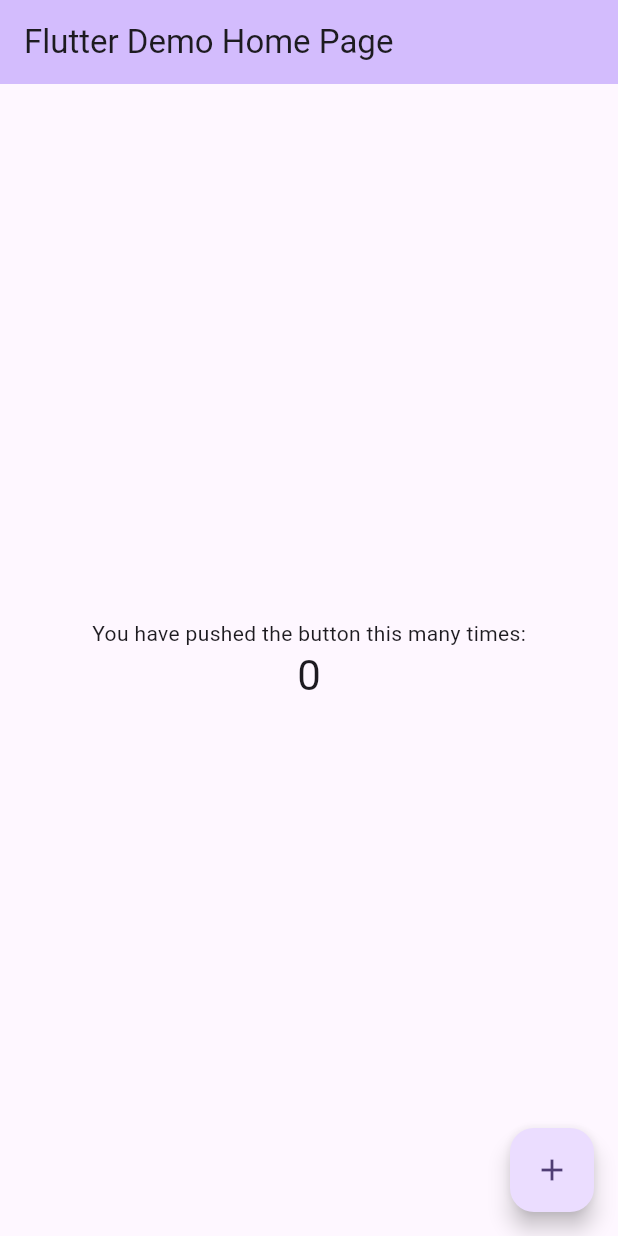
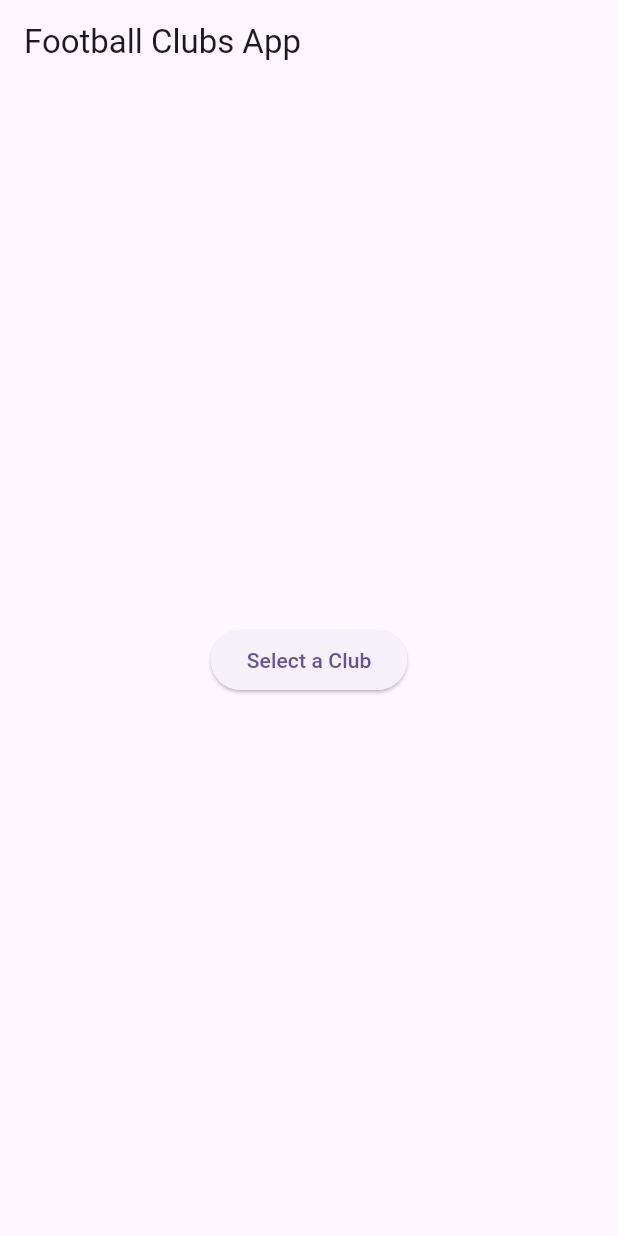
Before and after one commit to Nouvellesoft/The-GFA, a Flutter app: the screen it shows after launch, on a phone screen of 412 x 824 dp. Run offline on Flutter 3.47's test engine with Material 3 defaults, Android fonts, the phone set to English and light mode, and no system bars; our stand-ins replace cloud_firestore, firebase_core, fluttertoast; accounts and stored records are empty; project files that could hold a hidden picture were left out.

Commit message:
GFA-1.0 | 6% Complete
The Firestore collection with sub-collections is successfully responding to the flutter calls on Android, although iOS is showing a white screen still

..

```diff
--- /dev/null
+++ b/lib/api/all_clubs_api.dart
@@ -0,0 +1,18 @@
+import 'package:cloud_firestore/cloud_firestore.dart';
+
+Future<List<String>> getClubIds() async {
+  try {
+    QuerySnapshot snapshot = await FirebaseFirestore.instance.collection('clubs').get();
+
+    // List<String> clubIds = [];
+    // for (var document in snapshot.docs) {
+    //   clubIds.add(document.id);
+    // }
+    List<String> clubIds = snapshot.docs.map((doc) => doc.id).toList();
+    print('Club ID: $clubIds'); //Log Call Ids
+    return clubIds;
+  } catch (e) {
+    print('Error fetching club IDs: $e'); //Log errors
+    return [];
+  }
+}
--- a/lib/main.dart
+++ b/lib/main.dart
@@ -1,125 +1,56 @@
+import 'package:firebase_core/firebase_core.dart';
 import 'package:flutter/material.dart';
+import 'package:fluttertoast/fluttertoast.dart';
+import 'package:the_gfa/thrown_pages/club_lists.dart';
 
-void main() {
+void main() async {
+  WidgetsFlutterBinding.ensureInitialized();
+  await Firebase.initializeApp();
   runApp(const MyApp());
 }
 
 class MyApp extends StatelessWidget {
   const MyApp({super.key});
 
-  // This widget is the root of your application.
   @override
   Widget build(BuildContext context) {
     return MaterialApp(
-      title: 'Flutter Demo',
+      debugShowCheckedModeBanner: false,
+      title: 'Football Clubs App',
       theme: ThemeData(
-        // This is the theme of your application.
-        //
-        // TRY THIS: Try running your application with "flutter run". You'll see
-        // the application has a purple toolbar. Then, without quitting the app,
-        // try changing the seedColor in the colorScheme below to Colors.green
-        // and then invoke "hot reload" (save your changes or press the "hot
-        // reload" button in a Flutter-supported IDE, or press "r" if you used
-        // the command line to start the app).
-        //
-        // Notice that the counter didn't reset back to zero; the application
-        // state is not lost during the reload. To reset the state, use hot
-        // restart instead.
-        //
-        // This works for code too, not just values: Most code changes can be
-        // tested with just a hot reload.
-        colorScheme: ColorScheme.fromSeed(seedColor: Colors.deepPurple),
-        useMaterial3: true,
+        primarySwatch: Colors.deepOrange,
       ),
-      home: const MyHomePage(title: 'Flutter Demo Home Page'),
+      home: const HomePage(),
     );
   }
 }
 
-class MyHomePage extends StatefulWidget {
-  const MyHomePage({super.key, required this.title});
-
-  // This widget is the home page of your application. It is stateful, meaning
-  // that it has a State object (defined below) that contains fields that affect
-  // how it looks.
-
-  // This class is the configuration for the state. It holds the values (in this
-  // case the title) provided by the parent (in this case the App widget) and
-  // used by the build method of the State. Fields in a Widget subclass are
-  // always marked "final".
-
-  final String title;
-
-  @override
-  State<MyHomePage> createState() => _MyHomePageState();
-}
-
-class _MyHomePageState extends State<MyHomePage> {
-  int _counter = 0;
-
-  void _incrementCounter() {
-    setState(() {
-      // This call to setState tells the Flutter framework that something has
-      // changed in this State, which causes it to rerun the build method below
-      // so that the display can reflect the updated values. If we changed
-      // _counter without calling setState(), then the build method would not be
-      // called again, and so nothing would appear to happen.
-      _counter++;
-    });
-  }
+class HomePage extends StatelessWidget {
+  const HomePage({super.key});
 
   @override
   Widget build(BuildContext context) {
-    // This method is rerun every time setState is called, for instance as done
-    // by the _incrementCounter method above.
-    //
-    // The Flutter framework has been optimized to make rerunning build methods
-    // fast, so that you can just rebuild anything that needs updating rather
-    // than having to individually change instances of widgets.
     return Scaffold(
-      appBar: AppBar(
-        // TRY THIS: Try changing the color here to a specific color (to
-        // Colors.amber, perhaps?) and trigger a hot reload to see the AppBar
-        // change color while the other colors stay the same.
-        backgroundColor: Theme.of(context).colorScheme.inversePrimary,
-        // Here we take the value from the MyHomePage object that was created by
-        // the App.build method, and use it to set our appbar title.
-        title: Text(widget.title),
-      ),
+      appBar: AppBar(title: const Text('Football Clubs App')),
       body: Center(
-        // Center is a layout widget. It takes a single child and positions it
-        // in the middle of the parent.
-        child: Column(
-          // Column is also a layout widget. It takes a list of children and
-          // arranges them vertically. By default, it sizes itself to fit its
-          // children horizontally, and tries to be as tall as its parent.
-          //
-          // Column has various properties to control how it sizes itself and
-          // how it positions its children. Here we use mainAxisAlignment to
-          // center the children vertically; the main axis here is the vertical
-          // axis because Columns are vertical (the cross axis would be
-          // horizontal).
-          //
-          // TRY THIS: Invoke "debug painting" (choose the "Toggle Debug Paint"
-          // action in the IDE, or press "p" in the console), to see the
-          // wireframe for each widget.
-          mainAxisAlignment: MainAxisAlignment.center,
-          children: <Widget>[
-            const Text(
-              'You have pushed the button this many times:',
-            ),
-            Text(
-              '$_counter',
-              style: Theme.of(context).textTheme.headlineMedium,
-            ),
-          ],
+        child: ElevatedButton(
+          onPressed: () {
+            Fluttertoast.showToast(
+              msg: 'Welcome, Admin',
+              toastLength: Toast.LENGTH_LONG,
+              gravity: ToastGravity.BOTTOM,
+              backgroundColor: Colors.blueAccent,
+              textColor: Colors.white,
+              fontSize: 16.0,
+            );
+            Navigator.push(
+              context,
+              MaterialPageRoute(builder: (context) => const ClubSelectionPage()),
+            );
+          },
+          child: const Text('Select a Club'),
         ),
       ),
-      floatingActionButton: FloatingActionButton(
-        onPressed: _incrementCounter,
-        tooltip: 'Increment',
-        child: const Icon(Icons.add),
-      ), // This trailing comma makes auto-formatting nicer for build methods.
     );
   }
 }
```
Also changed, not shown: lib/thrown_pages/club_detail_page.dart (added, +17 -0 lines), lib/thrown_pages/club_lists.dart (added, +56 -0 lines), pubspec.yaml (+9 -0 lines), pubspec.lock, 7 other files.
